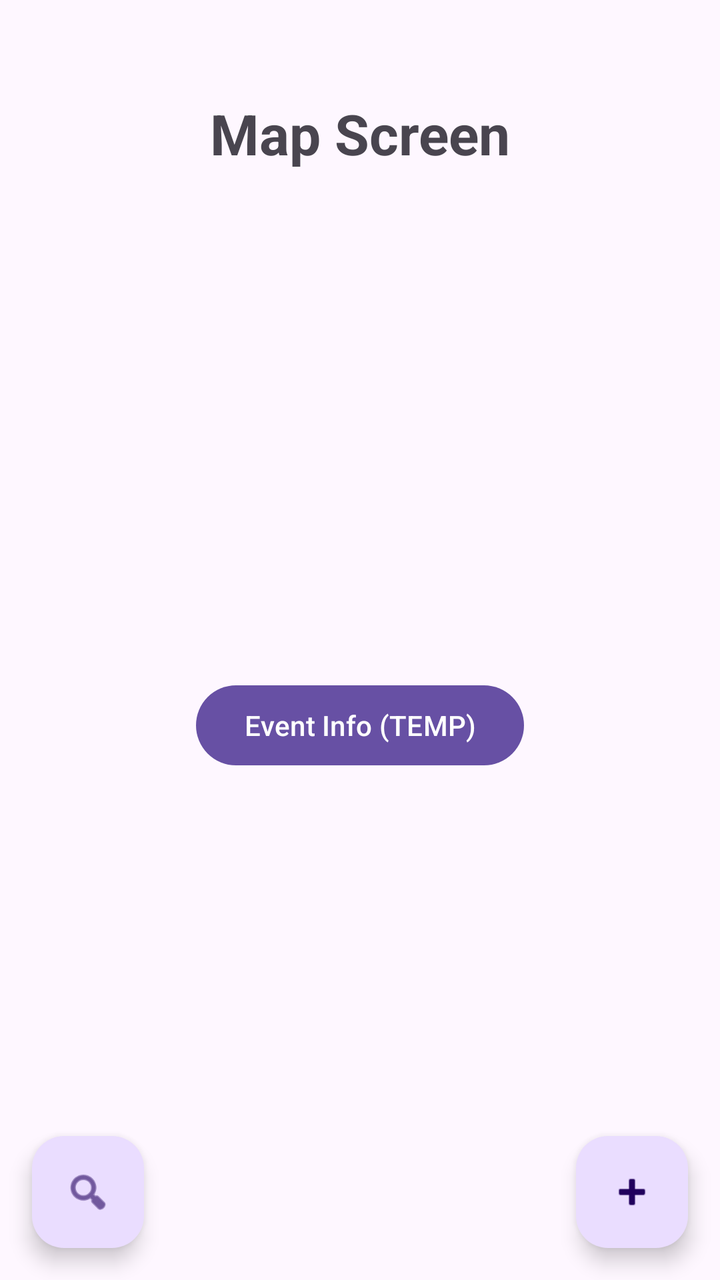
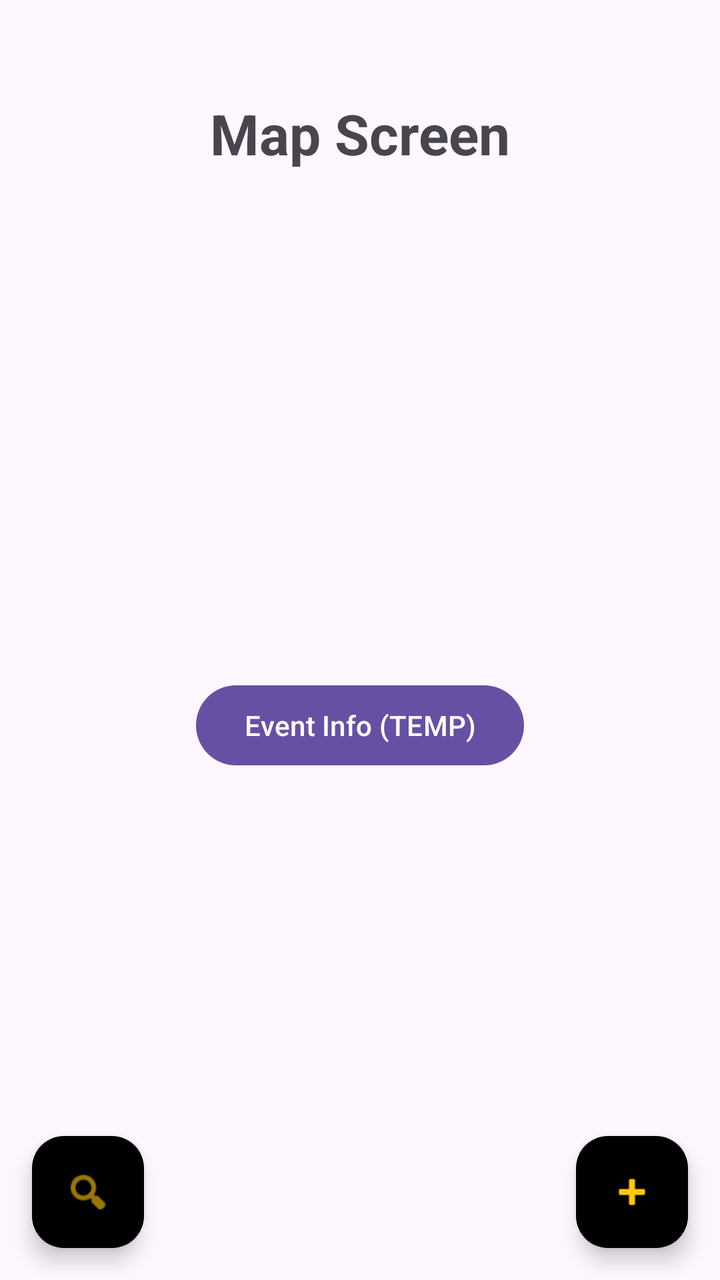

Screens rendered from an Android XML layout before and after an edit, with the pre-edit source and the edit as a unified diff.
<!-- AndroidManifest.xml: application theme Theme.BulletinBoard -->
<!-- res/layout/fragment_map_screen.xml -->
<?xml version="1.0" encoding="utf-8"?>
<androidx.constraintlayout.widget.ConstraintLayout xmlns:android="http://schemas.android.com/apk/res/android"
    xmlns:app="http://schemas.android.com/apk/res-auto"
    xmlns:tools="http://schemas.android.com/tools"
    android:layout_width="match_parent"
    android:layout_height="match_parent"
    tools:context=".MapScreen">

    <TextView
        android:id="@+id/tv_title"
        android:layout_width="wrap_content"
        android:layout_height="wrap_content"
        android:layout_marginTop="48dp"
        android:text="@string/map_screen"
        android:textSize="28sp"
        android:textStyle="bold"
        app:layout_constraintEnd_toEndOf="parent"
        app:layout_constraintStart_toStartOf="parent"
        app:layout_constraintTop_toTopOf="parent" />

    <Button
        android:id="@+id/btn_tempEventInfo"
        android:layout_width="wrap_content"
        android:layout_height="wrap_content"
        android:text="@string/temp_event_info"
        app:layout_constraintBottom_toBottomOf="parent"
        app:layout_constraintEnd_toEndOf="parent"
        app:layout_constraintStart_toStartOf="parent"
        app:layout_constraintTop_toBottomOf="@+id/tv_title" />

    <com.google.android.material.floatingactionbutton.FloatingActionButton
        android:id="@+id/btn_filter"
        android:layout_width="wrap_content"
        android:layout_height="wrap_content"
        android:layout_marginStart="16dp"
        android:layout_marginBottom="16dp"
        android:contentDescription="@string/filter"
        android:src="@android:drawable/ic_menu_search"
        app:layout_constraintBottom_toBottomOf="parent"
        app:layout_constraintStart_toStartOf="parent" />

    <com.google.android.material.floatingactionbutton.FloatingActionButton
        android:id="@+id/btn_addEvent"
        android:layout_width="wrap_content"
        android:layout_height="wrap_content"
        android:layout_marginEnd="16dp"
        android:layout_marginBottom="16dp"
        android:contentDescription="@string/add_event"
        android:src="@android:drawable/ic_input_add"
        app:layout_constraintBottom_toBottomOf="parent"
        app:layout_constraintEnd_toEndOf="parent" />

</androidx.constraintlayout.widget.ConstraintLayout>
<!-- resources referenced by this layout -->
<resources>
  <string name="add_event">Add Event</string>
  <string name="filter">Filter</string>
  <string name="map_screen">Map Screen</string>
  <string name="temp_event_info">Event Info (TEMP)</string>
  <style name="Theme.BulletinBoard" parent="Base.Theme.BulletinBoard" />
  <style name="Base.Theme.BulletinBoard" parent="Theme.Material3.DayNight.NoActionBar">
          
          
      </style>
</resources>

<!-- the commit's change to res/layout/fragment_map_screen.xml (unified diff, before → after) -->
@@ -37,6 +37,8 @@
         android:contentDescription="@string/filter"
         android:src="@android:drawable/ic_menu_search"
         app:layout_constraintBottom_toBottomOf="parent"
+        app:backgroundTint="@color/black"
+        app:tint="@color/bright_yellow"
         app:layout_constraintStart_toStartOf="parent" />
 
     <com.google.android.material.floatingactionbutton.FloatingActionButton
@@ -48,6 +50,8 @@
         android:contentDescription="@string/add_event"
         android:src="@android:drawable/ic_input_add"
         app:layout_constraintBottom_toBottomOf="parent"
+        app:backgroundTint="@color/black"
+        app:tint="@color/bright_yellow"
         app:layout_constraintEnd_toEndOf="parent" />
 
 </androidx.constraintlayout.widget.ConstraintLayout>
<!-- resource entries referenced after the edit -->
@@ -1,5 +1,7 @@
 <!-- resources referenced by this layout -->
 <resources>
+  <color name="black">#FF000000</color>
+  <color name="bright_yellow">#FFC904</color>
   <string name="add_event">Add Event</string>
   <string name="filter">Filter</string>
   <string name="map_screen">Map Screen</string>
